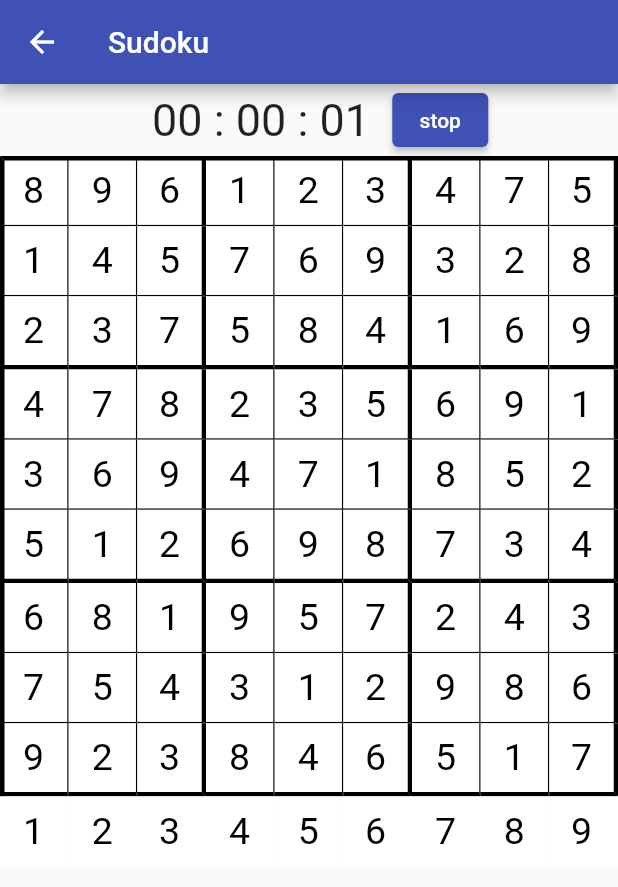
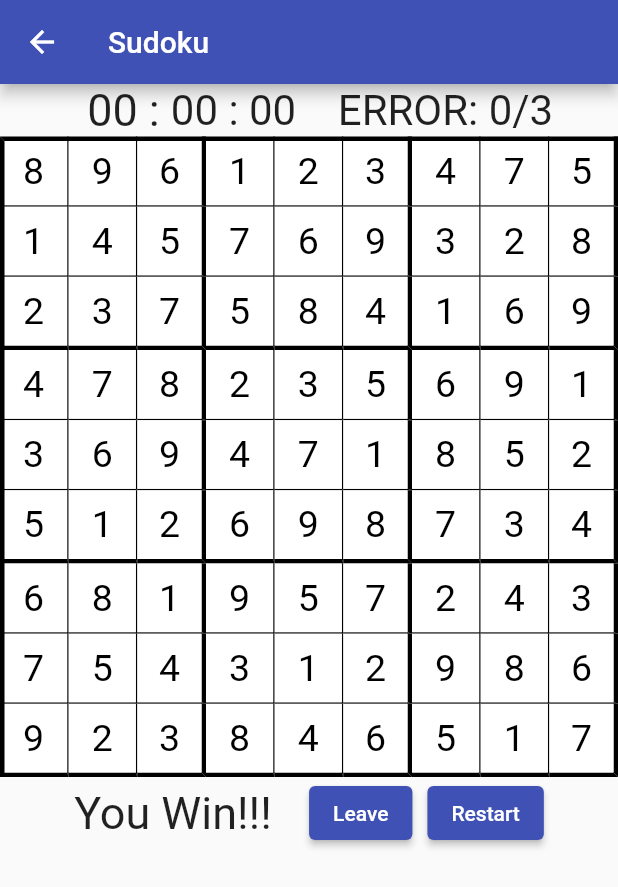
Before and after one commit to UsePerson/game, a Flutter app: the screen it shows after launch, after a tap on "Sudoku", on a phone screen of 412 x 824 dp. Shown: the top 887 px of the screen. Run offline on Flutter 3.47's test engine with Material 2 defaults, Android fonts, the light colour scheme and no system bars; missing offline and left inert: sudoku99.

Commit message:
when incorrect 3 times, end the game

```diff
--- a/lib/page/sudokuPage.dart
+++ b/lib/page/sudokuPage.dart
@@ -23,7 +23,11 @@ class SudokuPage extends StatelessWidget {
         // onTap: ()
         child: Column(
           children: [
-            TimerBlock(),
+            ScopedModel<CellStateList>(
+              model: board,
+              child: TimerBlock(),
+            ),
+
             ScopedModel<CellStateList>(
               model: board,
               child: SudokuBoard(),
--- a/lib/utility/counterTimer.dart
+++ b/lib/utility/counterTimer.dart
@@ -1,6 +1,8 @@
 import 'dart:async';
 import 'package:flutter/cupertino.dart';
 import 'package:flutter/material.dart';
+import 'package:game/utility/sudokuCellState.dart';
+import 'package:scoped_model/scoped_model.dart';
 
 class TimerBlock extends StatefulWidget{
 
@@ -28,6 +30,11 @@ class _TimerCounter extends State<TimerBlock>{
     }
     return "stop";
   }
+  bool endGame(CellStateList model){
+    if((model.error == 3) || (model.correct==81))
+      return true;
+    return false;
+  }
   @override
   void initState() {
     _timer = Timer.periodic(duration, (timer) {
@@ -35,13 +42,22 @@ class _TimerCounter extends State<TimerBlock>{
     });
     super.initState();
   }
-
+  @override
+  void dispose() {
+    _timer?.cancel();
+    _timer = null;
+    super.dispose();
+  }
   @override
   Widget build(BuildContext context) {
 
     int seconds = time % 60;
     int minutes = time %(60*60) ~/ 60;
     int hours = time ~/ (60 * 60);
+
+    return ScopedModelDescendant<CellStateList>(builder: (context, child, model){
+      if(endGame(model))
+        stopTimer = true;
       return Row(
         mainAxisAlignment: MainAxisAlignment.center,
         children: <Widget>[
@@ -51,25 +67,32 @@ class _TimerCounter extends State<TimerBlock>{
           ),
           Text(
             minutes.toString().padLeft(2, '0') + " : ",
-          style: TextStyle(fontSize: 30),
+            style: TextStyle(fontSize: 28),
           ),
           Text(
             seconds.toString().padLeft(2, '0') + "  ",
-          style: TextStyle(fontSize: 30),
+            style: TextStyle(fontSize: 28),
           ),
+          if(!endGame(model))
             Container(
               child: ElevatedButton(
                 child: Text(
                   changeButtonText(),
                 ),
-            onPressed: (){
+                onPressed: () {
                   setState(() {
                     stopTimer = !stopTimer;
                   });
                 },
               ),
             ),
+
+          Text(
+            "  ERROR: " + model.error.toString() + "/" + "3",
+            style: TextStyle(fontSize: 28),
+          )
         ],
       );
+    });
   }
 }
--- a/lib/utility/keyBoard.dart
+++ b/lib/utility/keyBoard.dart
@@ -1,6 +1,9 @@
 import 'dart:math';
 import 'package:flutter/cupertino.dart';
 import 'package:flutter/material.dart';
+import 'package:game/page/sudokuPage.dart';
+import 'package:game/utility/sudokuCellState.dart';
+import 'package:scoped_model/scoped_model.dart';
 import 'keyCell.dart';
 
 class KeyBoard extends StatelessWidget{
@@ -39,6 +42,38 @@ class KeyBoard extends StatelessWidget{
   }
   @override
   Widget build(BuildContext context){
+    return ScopedModelDescendant<CellStateList>(builder: (context, child, model){
+      if(model.error == 3 || model.correct==81) // end Game state
+        return Row(
+          mainAxisAlignment: MainAxisAlignment.center,
+          children: [
+            (model.error == 3 )?
+            Text('You Lose!!!  ',style: TextStyle(fontSize: 30)) : Text('You Win!!!  ',style: TextStyle(fontSize: 30)),
+            Container(
+              child: ElevatedButton(
+                child:
+                Text('Leave'),
+                onPressed: () {
+                  Navigator.pop(context);
+                },
+              ),
+              margin: EdgeInsets.only(left: 10,right: 10),
+            ),
+            Container(
+              child: ElevatedButton(
+                child: Text('Restart'),
+                onPressed: () {
+                  // Navigator.pop(context);
+                  Navigator.pushReplacement(
+                      context,
+                      MaterialPageRoute(
+                          builder: (BuildContext context) => new SudokuPage('Sudoku')));
+                  // Navigator.pushNamed(context, "Sudoku");
+                },
+              ),
+            ),
+          ],
+        );
 
       return Table(
         defaultColumnWidth: FixedColumnWidth(defaultWidth(context)),
@@ -47,7 +82,9 @@ class KeyBoard extends StatelessWidget{
           top: BorderSide(width: 3.0, color: Colors.white),
         ),
         defaultVerticalAlignment: TableCellVerticalAlignment.middle,
+
         children: _getTableRows(),
       );
+    });
   }
 }
--- a/lib/utility/sudokuCell.dart
+++ b/lib/utility/sudokuCell.dart
@@ -56,8 +56,11 @@ class _SudokuCell extends State<SudokuCell>{
                   model.setBackgroundColor(r, c, Colors.white);
 
                 (model.getUserVal(r, c) == model.getUserVal(row, col))
-                ? model.setTextColor(r, c, Colors.orange)
+                ? model.setTextColor(r, c, Color(0xFF8457EF))
                 : model.setTextColor(r, c, Colors.black);
+
+                if( (model.getUserVal(r, c) != "0") && (model.getUserVal(r, c) != model.getAnsVal(r, c)))
+                  model.setTextColor(r, c, Colors.red);
               }
             }
           });
--- a/lib/utility/sudokuCellState.dart
+++ b/lib/utility/sudokuCellState.dart
@@ -28,6 +28,7 @@ class CellState {
   Color getTextColor(){
     return this._textColor;
   }
+
   void setAnsVal(String input){
 
     this._ansVal = input;
@@ -50,6 +51,8 @@ class CellStateList extends Model{
 
   int _row = -1;
   int _col = -1;
+  int _error = 0;
+  int _correct = 0;
   SudokuGenerator _generator = new SudokuGenerator();
   var rand = new Random();
 
@@ -65,24 +68,39 @@ class CellStateList extends Model{
     _generator.fillDiagonal();
     _generator.fillRemaining(0, 3);
 
-    // set answer
-    for(int i = 0 ; i < 9 ; i ++)
-      for(int j = 0 ; j < 9 ; j++)
+    initAns();
+    _generator.removeKDigits(ra);
+    initUserAns();
+  }
+  void initAns(){
+    for(int i = 0 ; i < 9 ; i ++) {
+      for (int j = 0; j < 9; j++) {
         _cSL[i][j].setAnsVal(_generator.getBoard(i, j).toString());
-
-    _generator.removeKDigits(ra);
+      }
+    }
+  }
+  void initUserAns(){
     for(int r = 0 ; r < 9 ;r ++ ){
 
       for(int c = 0 ; c < 9 ;c ++){
 
         _cSL[r][c].setUserVal(_generator.getBoard(r, c).toString());
-
+        if (_cSL[r][c].getUserVal() != "0")
+          _correct++;
       }
     }
   }
 
-  void setAnsVal(int row, int col, String Ans){
-    _cSL[row][col].setAnsVal(Ans);
+  void incError(){
+    this._error ++;
+    notifyListeners();
+  }
+  void incCorrect(){
+    this._correct++;
+  }
+
+  void setAnsVal(int row, int col, String ans){
+    _cSL[row][col].setAnsVal(ans);
     notifyListeners();
   }
   void setUserVal(int row, int col, String usrAns){
@@ -110,7 +128,6 @@ class CellStateList extends Model{
     notifyListeners();
   }
 
-
   Color getKeyBoardColor(int index){
     return _keyBoardColor[index];
   }
@@ -127,15 +144,9 @@ class CellStateList extends Model{
 
     return _cSL[row][col].getAnsVal();
   }
+
   int get row => _row;
   int get col => _col;
-
-  void removeUserVal(int row, int col, String usrAns){
-    _cSL[row][col].setUserVal("0");
-    notifyListeners();
-  }
-
-
-
-
+  int get error => _error;
+  int get correct => _correct;
 }
--- a/lib/utility/sudokuGenerator.dart
+++ b/lib/utility/sudokuGenerator.dart
@@ -1,13 +1,5 @@
-import 'dart:async';
 import 'dart:math';
 import 'package:sudoku99/sudoku99.dart';
-
-//    so easy : Given 50 up
-//       easy : Given 36 ~ 49
-//     medium : Given 32 ~ 35
-//  difficult : Given 28 ~ 31
-//       evil : Given 22 ~ 27
-
 
 class SudokuGenerator {
 
@@ -22,26 +14,23 @@ class SudokuGenerator {
 
     for(int i = 0 ; i < _boardSize ; i += _boxSize)
       fillBox(i, i);
-
   }
   void fillBox(int row, int col){
 
     int num;
+
     for (int i = 0 ; i < _boxSize ; i ++ ){
 
       for(int j = 0 ; j < _boxSize ; j ++ ){
 
         do{
-
           num = randomGenerator(_boardSize);
-
         }while(!inBoxValid(row, col, num));
         _board[row + i][col + j] = num;
       }
     }
   }
   int randomGenerator(int maxNum) {
-
     // random 1~9
     return rand.nextInt(maxNum)+1;
   }
@@ -52,6 +41,7 @@ class SudokuGenerator {
       for(int j = 0 ; j < _boxSize ; j ++ ){
 
         if(_board[i + row][j + col] == num)
+
           return false;
       }
     }
@@ -160,8 +150,6 @@ class SudokuGenerator {
       if(cnt >= 300)
         return false;
     }
-
-    print('loop : $cnt');
     return true;
   }
 
@@ -169,5 +157,4 @@ class SudokuGenerator {
     return _board[r][c];
   }
 
-
 }
```
Also changed, not shown: lib/utility/keyCell.dart (+27 -13 lines), 1 other file. Lines whose indentation alone changed are shown as unchanged.
